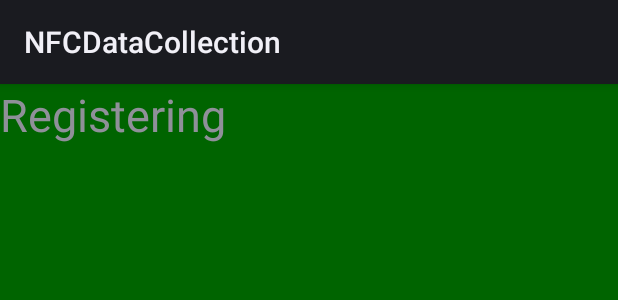
After one commit to Azlond/NFCDataCollection, an Android app: the layout activity_registering.xml on its own in the app's theme, with its tools: preview values and no code run, on a phone screen of 412 x 824 dp. The commit adds this screen. Shown: the top 300 px of the screen. Run offline under Robolectric (Android 15) with nearby library versions, the phone set to English and light mode, and no system bars.

Commit message:
updated UI for register process on watch

```diff
--- a/wear/src/main/AndroidManifest.xml
+++ b/wear/src/main/AndroidManifest.xml
@@ -56,7 +56,9 @@
         <service
             android:name=".communication.Sync"
             android:enabled="true"
-            android:exported="true"></service>
+            android:exported="true" />
+
+        <activity android:name=".Registering"></activity>
     </application>
 
 </manifest>
--- a/wear/src/main/java/com/sintho/nfcdatacollection/communication/ReceiverActivity.java
+++ b/wear/src/main/java/com/sintho/nfcdatacollection/communication/ReceiverActivity.java
@@ -11,6 +11,7 @@ import android.os.Bundle;
 import android.os.Vibrator;
 
 import com.sintho.nfcdatacollection.MainActivity;
+import com.sintho.nfcdatacollection.Registering;
 import com.sintho.nfcdatacollection.db.DBContract;
 import com.sintho.nfcdatacollection.db.DBHelper;
 
@@ -34,7 +35,7 @@ public class ReceiverActivity extends Activity {
             //Vibrate subtly to indicate tag scanned
             ((Vibrator) getSystemService(VIBRATOR_SERVICE)).vibrate(75);
 
-            if (MainActivity.registering) {
+            if (Registering.registering) {
                 Intent forwardingIntent = new Intent(this, TransmitService.class);
                 forwardingIntent.putExtra(TransmitService.REGISTER, true);
                 JSONObject json = new JSONObject();
--- /dev/null
+++ b/wear/src/main/res/layout/activity_registering.xml
@@ -0,0 +1,23 @@
+<?xml version="1.0" encoding="utf-8"?>
+<android.support.constraint.ConstraintLayout xmlns:android="http://schemas.android.com/apk/res/android"
+    xmlns:app="http://schemas.android.com/apk/res-auto"
+    xmlns:tools="http://schemas.android.com/tools"
+    android:layout_width="match_parent"
+    android:layout_height="match_parent"
+    tools:context=".Registering">
+
+    <LinearLayout
+        android:layout_width="match_parent"
+        android:layout_height="match_parent"
+        android:background="#006400" >
+
+        <TextView
+            android:id="@+id/textView"
+            android:layout_width="0dp"
+            android:layout_height="wrap_content"
+            android:layout_weight="1"
+            android:text="Registering"
+            android:textAlignment="center"
+            android:textSize="30sp" />
+    </LinearLayout>
+</android.support.constraint.ConstraintLayout>
```
Also changed, not shown: wear/src/main/java/com/sintho/nfcdatacollection/MainActivity.java (+2 -60 lines), wear/src/main/java/com/sintho/nfcdatacollection/Registering.java (added, +47 -0 lines), wear/src/main/java/com/sintho/nfcdatacollection/communication/TransmitService.java (+6 -1 lines), wear/src/main/res/layout/activity_main.xml (+8 -16 lines), 1 other file.
